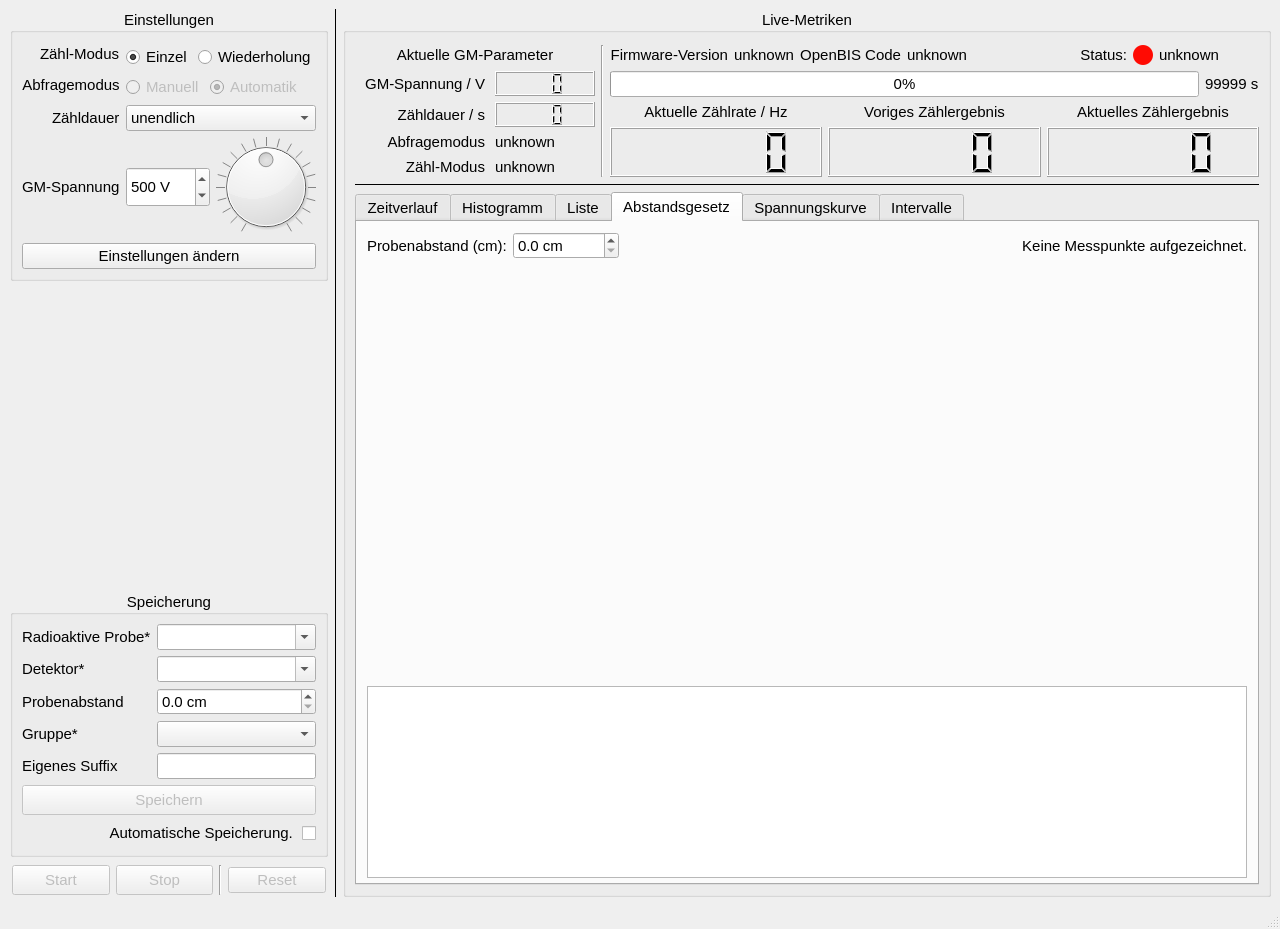
Before: the Qt Designer form gmcounter/pyqt/mainwindow.ui in cckssr/gmcounter, drawn with Qt 5.
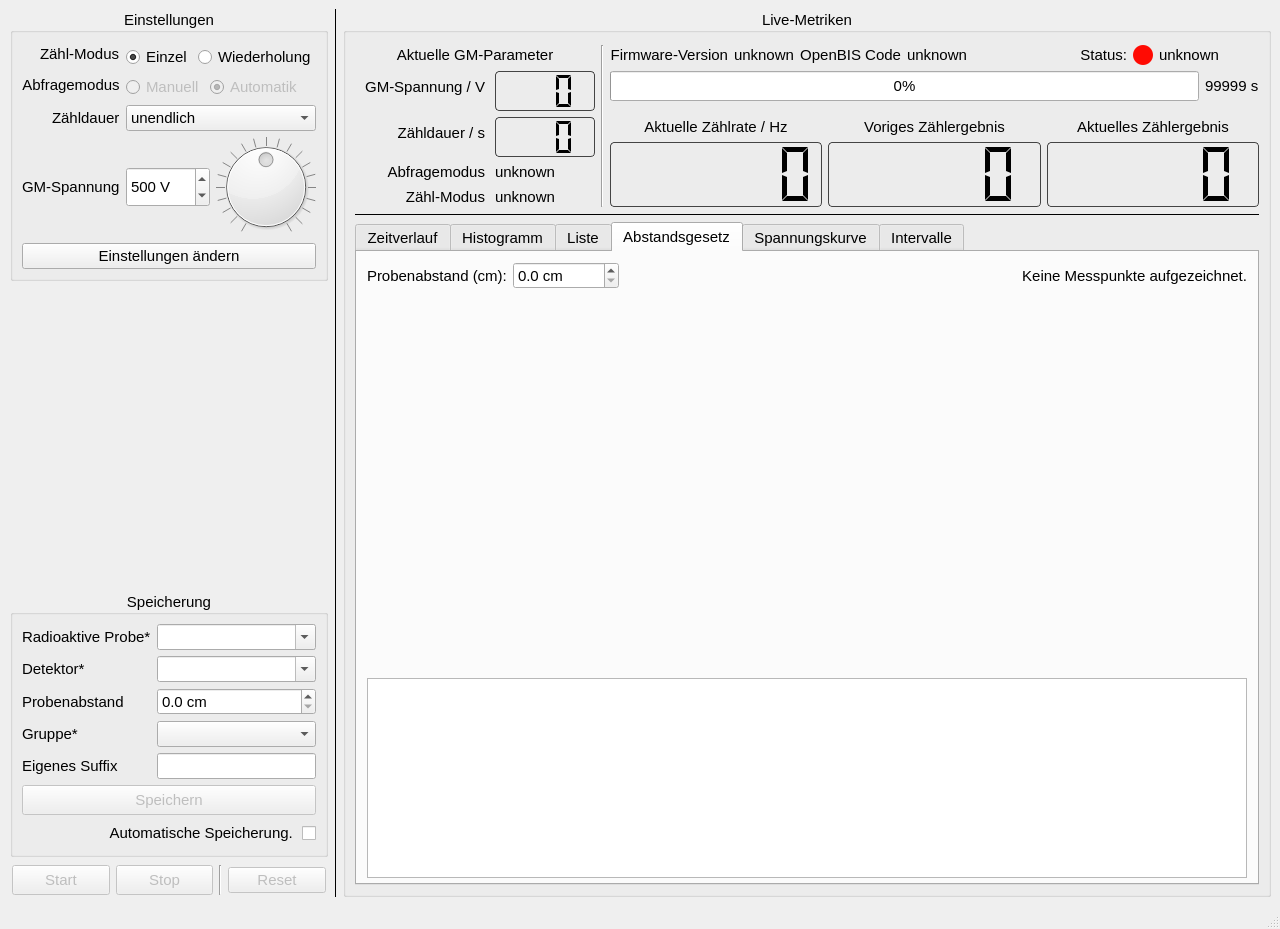
After: the same form once the commit is applied. The open tabs and pages were chosen to show the change.

```diff
--- a/gmcounter/pyqt/mainwindow.ui
+++ b/gmcounter/pyqt/mainwindow.ui
@@ -1413,7 +1413,7 @@
             <attribute name="title">
              <string>Abstandsgesetz</string>
             </attribute>
-            <layout class="QGridLayout" name="gridLayout_distance" rowstretch="0,1,0">
+            <layout class="QGridLayout" name="gridLayout_distance" rowstretch="0,3,2">
              <property name="leftMargin">
               <number>10</number>
              </property>
@@ -1873,26 +1873,32 @@
                <property name="minimumSize">
                 <size>
                  <width>0</width>
-                 <height>25</height>
+                 <height>40</height>
                 </size>
                </property>
                <property name="maximumSize">
                 <size>
-                 <width>120</width>
-                 <height>50</height>
+                 <width>150</width>
+                 <height>65</height>
                 </size>
                </property>
                <property name="font">
                 <font>
-                 <pointsize>11</pointsize>
+                 <pointsize>13</pointsize>
                 </font>
                </property>
                <property name="toolTip">
                 <string>Aktuelle GM-Spannung</string>
                </property>
+               <property name="styleSheet">
+                <string notr="true">QLCDNumber { border: 1px solid #444; border-radius: 4px; }</string>
+               </property>
                <property name="digitCount">
                 <number>3</number>
                </property>
+               <property name="segmentStyle">
+                <enum>QLCDNumber::SegmentStyle::Flat</enum>
+               </property>
               </widget>
              </item>
              <item row="1" column="0">
@@ -1927,26 +1933,32 @@
                <property name="minimumSize">
                 <size>
                  <width>100</width>
-                 <height>25</height>
+                 <height>40</height>
                 </size>
                </property>
                <property name="maximumSize">
                 <size>
-                 <width>120</width>
-                 <height>50</height>
+                 <width>150</width>
+                 <height>65</height>
                 </size>
                </property>
                <property name="font">
                 <font>
-                 <pointsize>11</pointsize>
+                 <pointsize>13</pointsize>
                 </font>
                </property>
                <property name="toolTip">
-                <string>Aktuelle eingestellte Zähldauer. 999 für unendllich</string>
+                <string>Aktuelle eingestellte Zähldauer. 999 für unendlich</string>
+               </property>
+               <property name="styleSheet">
+                <string notr="true">QLCDNumber { border: 1px solid #444; border-radius: 4px; }</string>
                </property>
                <property name="digitCount">
                 <number>3</number>
                </property>
+               <property name="segmentStyle">
+                <enum>QLCDNumber::SegmentStyle::Flat</enum>
+               </property>
               </widget>
              </item>
              <item row="2" column="0">
@@ -2082,26 +2094,32 @@
              <property name="minimumSize">
               <size>
                <width>200</width>
-               <height>50</height>
+               <height>65</height>
               </size>
              </property>
              <property name="maximumSize">
               <size>
                <width>1000</width>
-               <height>70</height>
+               <height>90</height>
               </size>
              </property>
              <property name="font">
               <font>
-               <pointsize>11</pointsize>
+               <pointsize>14</pointsize>
               </font>
              </property>
+             <property name="styleSheet">
+              <string notr="true">QLCDNumber { border: 1px solid #444; border-radius: 4px; }</string>
+             </property>
              <property name="frameShape">
               <enum>QFrame::Shape::Box</enum>
              </property>
              <property name="frameShadow">
               <enum>QFrame::Shadow::Raised</enum>
              </property>
+             <property name="segmentStyle">
+              <enum>QLCDNumber::SegmentStyle::Flat</enum>
+             </property>
             </widget>
            </item>
            <item row="0" column="0">
@@ -2148,26 +2166,32 @@
              <property name="minimumSize">
               <size>
                <width>200</width>
-               <height>50</height>
+               <height>65</height>
               </size>
              </property>
              <property name="maximumSize">
               <size>
                <width>1000</width>
-               <height>70</height>
+               <height>90</height>
               </size>
              </property>
              <property name="font">
               <font>
-               <pointsize>11</pointsize>
+               <pointsize>14</pointsize>
               </font>
              </property>
+             <property name="styleSheet">
+              <string notr="true">QLCDNumber { border: 1px solid #444; border-radius: 4px; }</string>
+             </property>
              <property name="frameShape">
               <enum>QFrame::Shape::Box</enum>
              </property>
              <property name="frameShadow">
               <enum>QFrame::Shadow::Raised</enum>
              </property>
+             <property name="segmentStyle">
+              <enum>QLCDNumber::SegmentStyle::Flat</enum>
+             </property>
             </widget>
            </item>
            <item row="2" column="4">
@@ -2235,20 +2259,23 @@
              <property name="minimumSize">
               <size>
                <width>200</width>
-               <height>50</height>
+               <height>65</height>
               </size>
              </property>
              <property name="maximumSize">
               <size>
                <width>1000</width>
-               <height>70</height>
+               <height>90</height>
               </size>
              </property>
              <property name="font">
               <font>
-               <pointsize>11</pointsize>
+               <pointsize>14</pointsize>
               </font>
              </property>
+             <property name="styleSheet">
+              <string notr="true">QLCDNumber { border: 1px solid #444; border-radius: 4px; }</string>
+             </property>
              <property name="frameShape">
               <enum>QFrame::Shape::Box</enum>
              </property>
@@ -2258,6 +2285,9 @@
              <property name="digitCount">
               <number>6</number>
              </property>
+             <property name="segmentStyle">
+              <enum>QLCDNumber::SegmentStyle::Flat</enum>
+             </property>
             </widget>
            </item>
            <item row="1" column="2" colspan="3">
```
Left out of the diff: 6 changed lines with no effect on the pictures.
